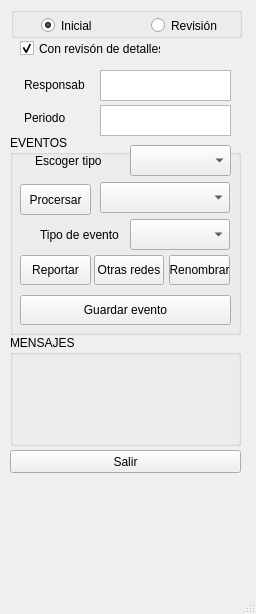
Above: src/ui/Proceso.ui from RedSismicaAustro/rsa_sismologia before the change. Below: the same form after it.
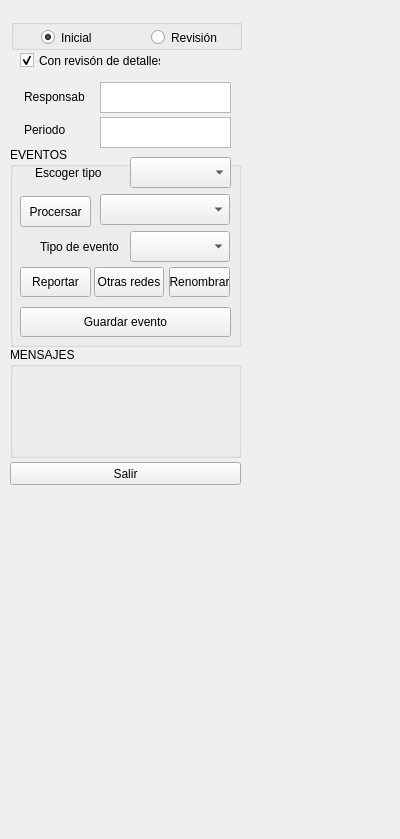
That is the form after the change.

What changed in the file:
```diff
--- a/src/ui/Proceso.ui
+++ b/src/ui/Proceso.ui
@@ -1,19 +1,191 @@
 <?xml version="1.0" encoding="UTF-8"?>
 <ui version="4.0">
- <class>EXTRACCION_EVENTOS</class>
- <widget class="QMainWindow" name="EXTRACCION_EVENTOS">
+ <class>Form</class>
+ <widget class="QWidget" name="Form">
   <property name="geometry">
    <rect>
     <x>0</x>
     <y>0</y>
-    <width>256</width>
-    <height>614</height>
+    <width>400</width>
+    <height>839</height>
    </rect>
   </property>
   <property name="windowTitle">
    <string>MainWindow</string>
   </property>
-  <widget class="QWidget" name="centralwidget">
+  <widget class="QLabel" name="label_7">
+   <property name="geometry">
+    <rect>
+     <x>24</x>
+     <y>120</y>
+     <width>61</width>
+     <height>20</height>
+    </rect>
+   </property>
+   <property name="text">
+    <string>Periodo</string>
+   </property>
+  </widget>
+  <widget class="QGroupBox" name="cmbx_resposables_3">
+   <property name="geometry">
+    <rect>
+     <x>11</x>
+     <y>19</y>
+     <width>231</width>
+     <height>31</height>
+    </rect>
+   </property>
+   <property name="title">
+    <string/>
+   </property>
+   <widget class="QRadioButton" name="radioButton_revision">
+    <property name="geometry">
+     <rect>
+      <x>140</x>
+      <y>10</y>
+      <width>82</width>
+      <height>17</height>
+     </rect>
+    </property>
+    <property name="text">
+     <string>Revisión</string>
+    </property>
+   </widget>
+   <widget class="QRadioButton" name="radioButton_inicial">
+    <property name="geometry">
+     <rect>
+      <x>30</x>
+      <y>10</y>
+      <width>91</width>
+      <height>17</height>
+     </rect>
+    </property>
+    <property name="text">
+     <string>Inicial</string>
+    </property>
+    <property name="checked">
+     <bool>true</bool>
+    </property>
+   </widget>
+  </widget>
+  <widget class="QPushButton" name="Btn_Salir">
+   <property name="geometry">
+    <rect>
+     <x>10</x>
+     <y>462</y>
+     <width>231</width>
+     <height>23</height>
+    </rect>
+   </property>
+   <property name="text">
+    <string>Salir</string>
+   </property>
+  </widget>
+  <widget class="QLabel" name="Lbl_directorio">
+   <property name="enabled">
+    <bool>true</bool>
+   </property>
+   <property name="geometry">
+    <rect>
+     <x>20</x>
+     <y>492</y>
+     <width>211</width>
+     <height>20</height>
+    </rect>
+   </property>
+   <property name="font">
+    <font>
+     <pointsize>10</pointsize>
+    </font>
+   </property>
+   <property name="text">
+    <string/>
+   </property>
+   <property name="alignment">
+    <set>Qt::AlignJustify|Qt::AlignTop</set>
+   </property>
+  </widget>
+  <widget class="QGroupBox" name="grupo_mensaje">
+   <property name="geometry">
+    <rect>
+     <x>10</x>
+     <y>347</y>
+     <width>231</width>
+     <height>111</height>
+    </rect>
+   </property>
+   <property name="title">
+    <string>MENSAJES</string>
+   </property>
+   <widget class="QLabel" name="Lbl_Mensajes">
+    <property name="enabled">
+     <bool>true</bool>
+    </property>
+    <property name="geometry">
+     <rect>
+      <x>10</x>
+      <y>15</y>
+      <width>211</width>
+      <height>21</height>
+     </rect>
+    </property>
+    <property name="font">
+     <font>
+      <family>Arial</family>
+      <pointsize>10</pointsize>
+      <weight>75</weight>
+      <bold>true</bold>
+     </font>
+    </property>
+    <property name="text">
+     <string/>
+    </property>
+   </widget>
+   <widget class="QLabel" name="Lbl_submensajes">
+    <property name="enabled">
+     <bool>true</bool>
+    </property>
+    <property name="geometry">
+     <rect>
+      <x>10</x>
+      <y>40</y>
+      <width>211</width>
+      <height>61</height>
+     </rect>
+    </property>
+    <property name="font">
+     <font>
+      <family>Arial</family>
+      <pointsize>10</pointsize>
+      <weight>75</weight>
+      <bold>true</bold>
+     </font>
+    </property>
+    <property name="text">
+     <string/>
+    </property>
+   </widget>
+  </widget>
+  <widget class="QTextEdit" name="txt_horario">
+   <property name="geometry">
+    <rect>
+     <x>100</x>
+     <y>117</y>
+     <width>131</width>
+     <height>31</height>
+    </rect>
+   </property>
+  </widget>
+  <widget class="QTextEdit" name="txt_responsables">
+   <property name="geometry">
+    <rect>
+     <x>100</x>
+     <y>82</y>
+     <width>131</width>
+     <height>31</height>
+    </rect>
+   </property>
+  </widget>
    <widget class="QGroupBox" name="grupo_carga">
     <property name="enabled">
      <bool>true</bool>
@@ -21,7 +193,7 @@
     <property name="geometry">
      <rect>
       <x>10</x>
-      <y>135</y>
+     <y>147</y>
       <width>231</width>
       <height>200</height>
      </rect>
@@ -151,48 +323,11 @@
      </property>
     </widget>
    </widget>
-   <widget class="QPushButton" name="Btn_Salir">
-    <property name="geometry">
-     <rect>
-      <x>10</x>
-      <y>450</y>
-      <width>231</width>
-      <height>23</height>
-     </rect>
-    </property>
-    <property name="text">
-     <string>Salir</string>
-    </property>
-   </widget>
-   <widget class="QLabel" name="Lbl_directorio">
-    <property name="enabled">
-     <bool>true</bool>
-    </property>
-    <property name="geometry">
-     <rect>
-      <x>20</x>
-      <y>480</y>
-      <width>211</width>
-      <height>20</height>
-     </rect>
-    </property>
-    <property name="font">
-     <font>
-      <pointsize>10</pointsize>
-     </font>
-    </property>
-    <property name="text">
-     <string/>
-    </property>
-    <property name="alignment">
-     <set>Qt::AlignJustify|Qt::AlignTop</set>
-    </property>
-   </widget>
    <widget class="QLabel" name="label_5">
     <property name="geometry">
      <rect>
       <x>24</x>
-      <y>75</y>
+     <y>87</y>
       <width>61</width>
       <height>20</height>
      </rect>
@@ -201,147 +336,11 @@
      <string>Responsable:</string>
     </property>
    </widget>
-   <widget class="QGroupBox" name="grupo_mensaje">
-    <property name="geometry">
-     <rect>
-      <x>10</x>
-      <y>335</y>
-      <width>231</width>
-      <height>111</height>
-     </rect>
-    </property>
-    <property name="title">
-     <string>MENSAJES</string>
-    </property>
-    <widget class="QLabel" name="Lbl_Mensajes">
-     <property name="enabled">
-      <bool>true</bool>
-     </property>
-     <property name="geometry">
-      <rect>
-       <x>10</x>
-       <y>15</y>
-       <width>211</width>
-       <height>21</height>
-      </rect>
-     </property>
-     <property name="font">
-      <font>
-       <family>Arial</family>
-       <pointsize>10</pointsize>
-       <weight>75</weight>
-       <bold>true</bold>
-      </font>
-     </property>
-     <property name="text">
-      <string/>
-     </property>
-    </widget>
-    <widget class="QLabel" name="Lbl_submensajes">
-     <property name="enabled">
-      <bool>true</bool>
-     </property>
-     <property name="geometry">
-      <rect>
-       <x>10</x>
-       <y>40</y>
-       <width>211</width>
-       <height>61</height>
-      </rect>
-     </property>
-     <property name="font">
-      <font>
-       <family>Arial</family>
-       <pointsize>10</pointsize>
-       <weight>75</weight>
-       <bold>true</bold>
-      </font>
-     </property>
-     <property name="text">
-      <string/>
-     </property>
-    </widget>
-   </widget>
-   <widget class="QLabel" name="label_7">
-    <property name="geometry">
-     <rect>
-      <x>24</x>
-      <y>108</y>
-      <width>61</width>
-      <height>20</height>
-     </rect>
-    </property>
-    <property name="text">
-     <string>Periodo</string>
-    </property>
-   </widget>
-   <widget class="QTextEdit" name="txt_responsables">
-    <property name="geometry">
-     <rect>
-      <x>100</x>
-      <y>70</y>
-      <width>131</width>
-      <height>31</height>
-     </rect>
-    </property>
-   </widget>
-   <widget class="QTextEdit" name="txt_horario">
-    <property name="geometry">
-     <rect>
-      <x>100</x>
-      <y>105</y>
-      <width>131</width>
-      <height>31</height>
-     </rect>
-    </property>
-   </widget>
-   <widget class="QGroupBox" name="cmbx_resposables_3">
-    <property name="geometry">
-     <rect>
-      <x>11</x>
-      <y>7</y>
-      <width>231</width>
-      <height>31</height>
-     </rect>
-    </property>
-    <property name="title">
-     <string/>
-    </property>
-    <widget class="QRadioButton" name="radioButton_revision">
-     <property name="geometry">
-      <rect>
-       <x>140</x>
-       <y>10</y>
-       <width>82</width>
-       <height>17</height>
-      </rect>
-     </property>
-     <property name="text">
-      <string>Revisión</string>
-     </property>
-    </widget>
-    <widget class="QRadioButton" name="radioButton_inicial">
-     <property name="geometry">
-      <rect>
-       <x>30</x>
-       <y>10</y>
-       <width>91</width>
-       <height>17</height>
-      </rect>
-     </property>
-     <property name="text">
-      <string>Inicial</string>
-     </property>
-     <property name="checked">
-      <bool>true</bool>
-     </property>
-    </widget>
-   </widget>
    <widget class="QCheckBox" name="checkBox_detalles">
     <property name="geometry">
      <rect>
       <x>20</x>
-      <y>40</y>
+     <y>52</y>
       <width>141</width>
       <height>17</height>
      </rect>
@@ -353,18 +352,6 @@
      <bool>true</bool>
     </property>
    </widget>
-  </widget>
-  <widget class="QMenuBar" name="menubar">
-   <property name="geometry">
-    <rect>
-     <x>0</x>
-     <y>0</y>
-     <width>256</width>
-     <height>21</height>
-    </rect>
-   </property>
-  </widget>
-  <widget class="QStatusBar" name="statusbar"/>
  </widget>
  <resources/>
  <connections/>
```
Left out of the diff: 2 changed lines with no effect on the pictures. Lines whose indentation alone changed are shown as unchanged.
